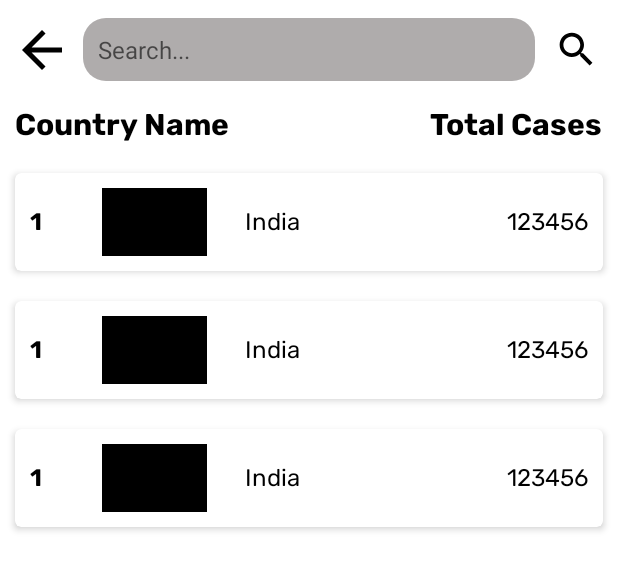
After one commit to Misbahul125/Covid-19-TrackerApp, an Android app: the layout activity_country_list.xml on its own in the app's theme, with its tools: preview values and no code run, on a phone screen of 412 x 824 dp. The commit adds this screen. Shown: the top 570 px of the screen. Run offline under Robolectric (Android 15) with nearby library versions, the phone set to English and light mode, and no system bars.

Commit message:
Country search feature added & bugs fixed

```diff
--- a/app/build.gradle
+++ b/app/build.gradle
@@ -32,7 +32,7 @@ dependencies {
     implementation 'androidx.appcompat:appcompat:1.3.1'
     implementation 'com.google.android.material:material:1.4.0'
     implementation 'androidx.constraintlayout:constraintlayout:2.1.0'
-    testImplementation 'junit:junit:4.+'
+    testImplementation 'junit:junit:4.13.2'
     androidTestImplementation 'androidx.test.ext:junit:1.1.3'
     androidTestImplementation 'androidx.test.espresso:espresso-core:3.4.0'
 
@@ -42,4 +42,7 @@ dependencies {
 
     implementation 'com.github.blackfizz:eazegraph:1.2.2@aar'
     implementation 'com.nineoldandroids:library:2.4.0'
+
+    implementation 'com.github.bumptech.glide:glide:4.12.0'
+    annotationProcessor 'com.github.bumptech.glide:compiler:4.12.0'
 }
--- a/app/src/main/AndroidManifest.xml
+++ b/app/src/main/AndroidManifest.xml
@@ -2,7 +2,7 @@
 <manifest xmlns:android="http://schemas.android.com/apk/res/android"
     package="com.example.covid_19tracker">
 
-    <uses-permission android:name="android.permission.INTERNET"/>
+    <uses-permission android:name="android.permission.INTERNET" />
 
     <application
         android:allowBackup="true"
@@ -11,6 +11,9 @@
         android:roundIcon="@mipmap/ic_launcher_round"
         android:supportsRtl="true"
         android:theme="@style/Theme.Covid19Tracker">
+        <activity
+            android:name=".CountryListActivity"
+            android:exported="true" />
         <activity
             android:name=".MainActivity"
             android:exported="true">
--- a/app/src/main/java/com/example/covid_19tracker/MainActivity.java
+++ b/app/src/main/java/com/example/covid_19tracker/MainActivity.java
@@ -2,6 +2,7 @@ package com.example.covid_19tracker;
 
 import androidx.appcompat.app.AppCompatActivity;
 
+import android.content.Intent;
 import android.graphics.Color;
 import android.os.Bundle;
 import android.util.Log;
@@ -54,6 +55,10 @@ public class MainActivity extends AppCompatActivity {
         pieChart = findViewById(R.id.pie_chart);
 
         countryModelList = new ArrayList<>();
+
+        textViewCountryName.setOnClickListener(v ->
+            startActivity(new Intent(MainActivity.this , CountryListActivity.class))
+        );
 
         ApiUtilities.getApiInterface()
                 .getCountryData()
--- /dev/null
+++ b/app/src/main/res/drawable/ic_baseline_arrow_back_25.xml
@@ -0,0 +1,5 @@
+<vector android:autoMirrored="true" android:height="40dp"
+    android:tint="?attr/colorControlNormal" android:viewportHeight="24"
+    android:viewportWidth="24" android:width="40dp" xmlns:android="http://schemas.android.com/apk/res/android">
+    <path android:fillColor="@color/black" android:pathData="M20,11H7.83l5.59,-5.59L12,4l-8,8 8,8 1.41,-1.41L7.83,13H20v-2z"/>
+</vector>
--- /dev/null
+++ b/app/src/main/res/drawable/ic_baseline_search_30.xml
@@ -0,0 +1,5 @@
+<vector android:height="30dp" android:tint="?attr/colorControlNormal"
+    android:viewportHeight="24" android:viewportWidth="24"
+    android:width="30dp" xmlns:android="http://schemas.android.com/apk/res/android">
+    <path android:fillColor="@android:color/white" android:pathData="M15.5,14h-0.79l-0.28,-0.27C15.41,12.59 16,11.11 16,9.5 16,5.91 13.09,3 9.5,3S3,5.91 3,9.5 5.91,16 9.5,16c1.61,0 3.09,-0.59 4.23,-1.57l0.27,0.28v0.79l5,4.99L20.49,19l-4.99,-5zM9.5,14C7.01,14 5,11.99 5,9.5S7.01,5 9.5,5 14,7.01 14,9.5 11.99,14 9.5,14z"/>
+</vector>
--- /dev/null
+++ b/app/src/main/res/drawable/search_background.xml
@@ -0,0 +1,6 @@
+<?xml version="1.0" encoding="utf-8"?>
+<shape android:shape="rectangle"
+    xmlns:android="http://schemas.android.com/apk/res/android">
+    <solid android:color="@color/light_gray" />
+    <corners android:radius="15dp"/>
+</shape>
--- /dev/null
+++ b/app/src/main/res/layout/activity_country_list.xml
@@ -0,0 +1,89 @@
+<?xml version="1.0" encoding="utf-8"?>
+<androidx.appcompat.widget.LinearLayoutCompat xmlns:android="http://schemas.android.com/apk/res/android"
+    xmlns:app="http://schemas.android.com/apk/res-auto"
+    xmlns:tools="http://schemas.android.com/tools"
+    android:layout_width="match_parent"
+    android:layout_height="match_parent"
+    android:orientation="vertical"
+    tools:context=".CountryListActivity">
+
+    <LinearLayout
+        android:layout_width="match_parent"
+        android:layout_height="wrap_content"
+        android:layout_marginTop="5dp">
+
+        <ImageButton
+            android:id="@+id/image_button_back"
+            android:layout_width="50dp"
+            android:layout_height="50dp"
+            android:layout_margin="2.5dp"
+            android:backgroundTint="@color/white"
+            android:src="@drawable/ic_baseline_arrow_back_25"
+            app:tint="@color/black" />
+
+        <EditText
+            android:id="@+id/edit_text_search"
+            android:layout_width="0dp"
+            android:layout_height="wrap_content"
+            android:paddingVertical="10dp"
+            android:layout_gravity="center"
+            android:layout_weight="1"
+            android:textSize="16sp"
+            android:paddingHorizontal="10dp"
+            android:hint="Search..."
+            android:background="@drawable/search_background"
+            android:layout_marginVertical="5dp"
+            android:inputType="textCapSentences"
+            android:imeOptions="actionSearch" />
+
+        <ImageButton
+            android:id="@+id/image_button_search"
+            android:layout_width="50dp"
+            android:layout_height="50dp"
+            android:layout_margin="2.5dp"
+            android:padding="2dp"
+            android:src="@drawable/ic_baseline_search_30"
+            android:layout_gravity="center"
+            app:tint="@color/black"
+            android:backgroundTint="@color/white" />
+
+    </LinearLayout>
+
+
+    <RelativeLayout
+        android:layout_width="match_parent"
+        android:layout_height="wrap_content"
+        android:layout_marginVertical="10dp">
+
+        <TextView
+            android:id="@+id/recycler_country_name"
+            android:layout_width="wrap_content"
+            android:layout_height="wrap_content"
+            android:layout_marginStart="10dp"
+            android:layout_alignParentStart="true"
+            android:text="Country Name"
+            android:textColor="@color/black"
+            android:fontFamily="@font/bold"
+            android:textSize="@dimen/title_size_1"/>
+
+        <TextView
+            android:id="@+id/recycler_country_total_cases"
+            android:layout_width="wrap_content"
+            android:layout_height="wrap_content"
+            android:layout_alignParentEnd="true"
+            android:layout_marginEnd="10dp"
+            android:fontFamily="@font/bold"
+            android:text="Total Cases"
+            android:textColor="@color/black"
+            android:textSize="@dimen/title_size_1" />
+
+    </RelativeLayout>
+
+    <androidx.recyclerview.widget.RecyclerView
+        android:id="@+id/recycler_country_list"
+        android:layout_width="match_parent"
+        android:layout_height="wrap_content"
+        tools:listitem="@layout/item_country_list">
+    </androidx.recyclerview.widget.RecyclerView>
+
+</androidx.appcompat.widget.LinearLayoutCompat>
--- a/app/src/main/res/layout/activity_main.xml
+++ b/app/src/main/res/layout/activity_main.xml
@@ -135,7 +135,7 @@
                     <View
                         android:layout_width="15dp"
                         android:layout_height="15dp"
-                        android:background="@color/blue" />
+                        android:background="@color/blue_pie" />
 
                     <TextView
                         android:layout_width="wrap_content"
--- /dev/null
+++ b/app/src/main/res/layout/item_country_list.xml
@@ -0,0 +1,65 @@
+<?xml version="1.0" encoding="utf-8"?>
+<com.google.android.material.card.MaterialCardView xmlns:android="http://schemas.android.com/apk/res/android"
+    android:layout_width="match_parent"
+    android:layout_height="wrap_content"
+    xmlns:app="http://schemas.android.com/apk/res-auto"
+    android:layout_margin="10dp"
+    app:cardElevation="3dp">
+
+    <RelativeLayout
+        android:layout_width="wrap_content"
+        android:layout_height="wrap_content"
+        android:layout_margin="10dp"
+        android:layout_gravity="center_vertical"
+        >
+
+        <TextView
+            android:id="@+id/recycler_item_serial_number"
+            android:layout_width="wrap_content"
+            android:layout_height="wrap_content"
+            android:layout_marginEnd="30dp"
+            android:layout_alignParentStart="true"
+            android:layout_centerVertical="true"
+            android:text="1"
+            android:textColor="@color/black"
+            android:fontFamily="@font/bold"
+            android:textSize="@dimen/text_size_2"/>
+
+        <ImageView
+            android:id="@+id/recycler_item_country_flag"
+            android:layout_width="70dp"
+            android:layout_height="45dp"
+            android:layout_marginHorizontal="10dp"
+            android:layout_centerVertical="true"
+            android:layout_toEndOf="@+id/recycler_item_serial_number"
+            android:background="@color/black"/>
+
+        <TextView
+            android:id="@+id/recycler_item_country_name"
+            android:layout_width="wrap_content"
+            android:layout_height="wrap_content"
+            android:layout_centerVertical="true"
+            android:layout_marginStart="15dp"
+            android:layout_toEndOf="@+id/recycler_item_country_flag"
+            android:fontFamily="@font/regular"
+            android:text="India"
+            android:textColor="@color/black"
+            android:textSize="@dimen/text_size_2" />
+
+        <TextView
+            android:id="@+id/recycler_item_country_cases"
+            android:layout_width="wrap_content"
+            android:layout_height="wrap_content"
+            android:layout_marginStart="15dp"
+            android:layout_alignParentEnd="true"
+            android:layout_centerVertical="true"
+            android:text="123456"
+            android:textColor="@color/black"
+            android:fontFamily="@font/regular"
+            android:textSize="@dimen/text_size_2"/>
+
+
+
+    </RelativeLayout>
+
+</com.google.android.material.card.MaterialCardView>
```
Also changed, not shown: app/src/main/java/com/example/covid_19tracker/CountryListActivity.java (added, +106 -0 lines), app/src/main/java/com/example/covid_19tracker/api/CountryAdapter.java (added, +76 -0 lines), app/src/main/java/com/example/covid_19tracker/api/CountryModel.java (+15 -1 lines).
